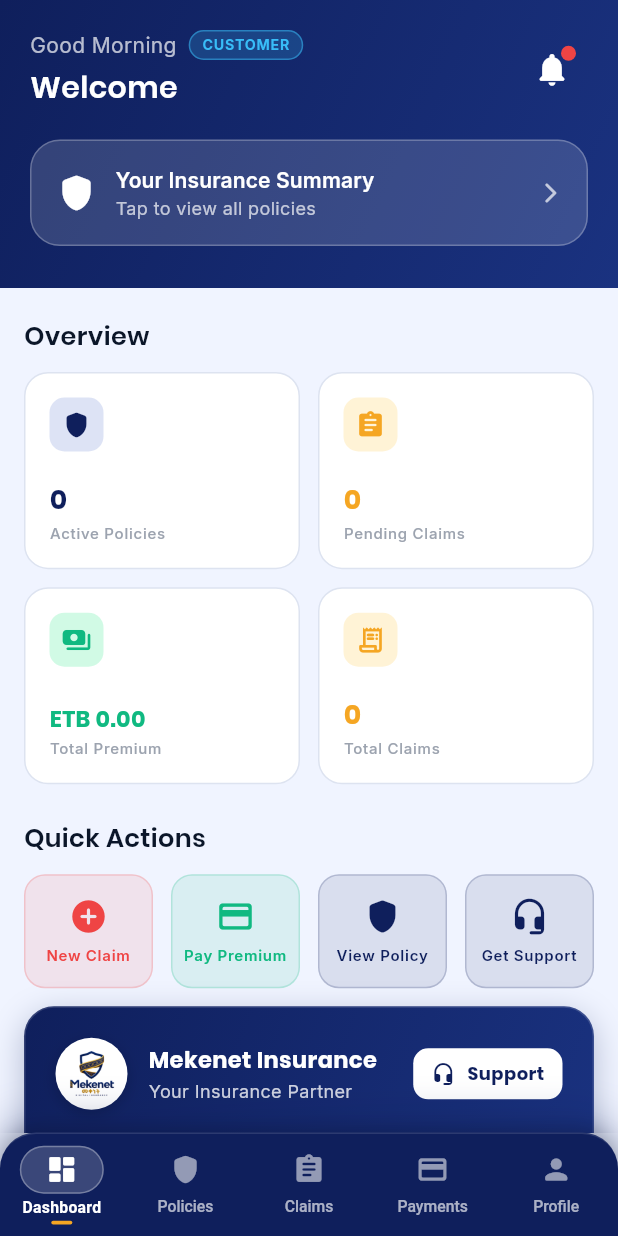
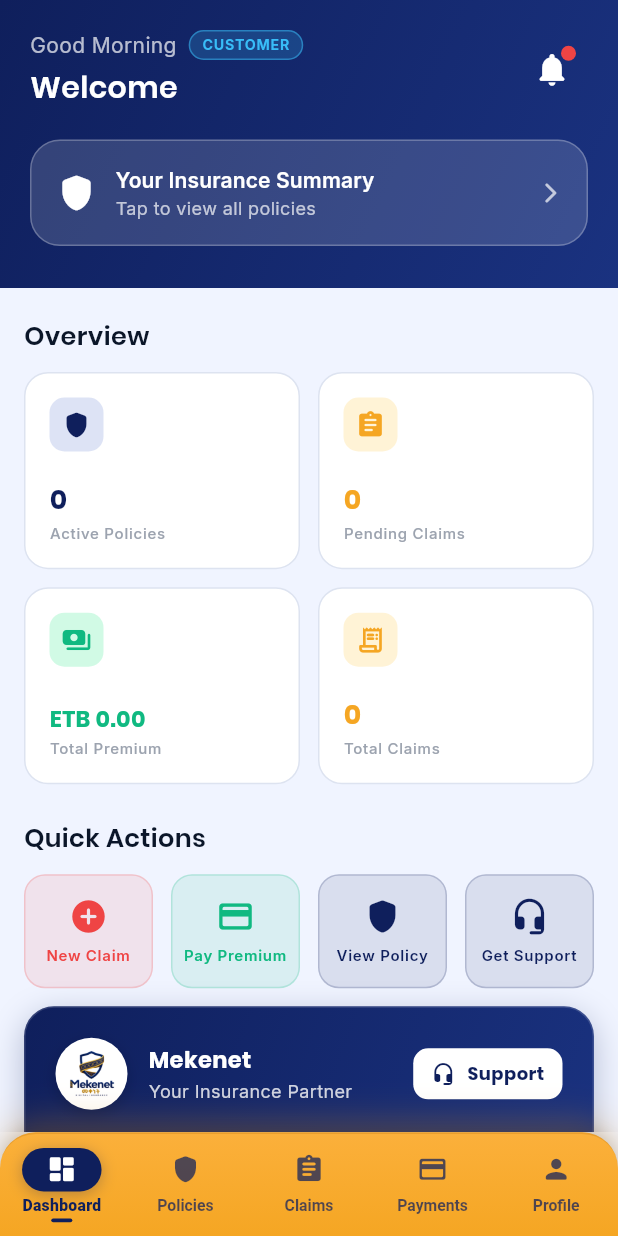
Before and after one commit to tesfish2012/mekenet-App, a Flutter app: the CreatePinPage screen opened by its route, after a tap on "Skip for now", on a phone screen of 412 x 824 dp. Run offline on Flutter 3.47's test engine with Material 3 defaults, Android fonts, the phone set to English and light mode, and no system bars; drawn by our look-alikes of flutter_animate; our stand-ins replace cached_network_image, connectivity_plus, dartz, dio, easy_localization, equatable and 17 more; missing offline and left inert: in_app_update; accounts and stored records are empty; network calls fail.

Commit message:
updates in Footer UI

```diff
--- a/lib/core/constants/app_constants.dart
+++ b/lib/core/constants/app_constants.dart
@@ -3,7 +3,7 @@ class AppConstants {
   AppConstants._();
 
   // App Info
-  static const String appName = 'Mekenet Insurance';
+  static const String appName = 'Mekenet';
   static const String appVersion = '1.0.0';
   static const String packageName = 'com.mekenetinsurance.mobile';
   static const String logoAsset = 'assets/images/logo.png';
--- a/lib/shared/widgets/app_shell.dart
+++ b/lib/shared/widgets/app_shell.dart
@@ -88,23 +88,31 @@ class _NavBar extends StatelessWidget {
   Widget build(BuildContext context) {
     return Container(
       decoration: BoxDecoration(
-        color: AppColors.primary,
+        color: AppColors.accent,
+        gradient: const LinearGradient(
+          begin: Alignment.topCenter,
+          end: Alignment.bottomCenter,
+          colors: [
+            Color(0xFFFBB03B),
+            Color(0xFFF5A623),
+          ],
+        ),
         borderRadius: const BorderRadius.vertical(top: Radius.circular(24)),
         border: Border(
           top: BorderSide(
-            color: Colors.white.withOpacity(0.12),
-            width: 1,
+            color: const Color(0xFFD4891A).withOpacity(0.45),
+            width: 1.2,
           ),
         ),
         boxShadow: [
           BoxShadow(
-            color: AppColors.primary.withOpacity(0.4),
-            blurRadius: 24,
+            color: const Color(0xFFD4891A).withOpacity(0.35),
+            blurRadius: 20,
             offset: const Offset(0, -6),
           ),
           BoxShadow(
-            color: Colors.black.withOpacity(0.18),
-            blurRadius: 10,
+            color: Colors.black.withOpacity(0.12),
+            blurRadius: 8,
             offset: const Offset(0, -2),
           ),
         ],
@@ -149,8 +157,8 @@ class _NavButton extends StatelessWidget {
       color: Colors.transparent,
       child: InkWell(
         onTap: onTap,
-        splashColor: Colors.white.withOpacity(0.12),
-        highlightColor: Colors.white.withOpacity(0.06),
+        splashColor: AppColors.primary.withOpacity(0.15),
+        highlightColor: AppColors.primary.withOpacity(0.08),
         borderRadius: BorderRadius.circular(16),
         child: Column(
           mainAxisAlignment: MainAxisAlignment.center,
@@ -164,22 +172,25 @@ class _NavButton extends StatelessWidget {
               ),
               decoration: BoxDecoration(
                 color: isSelected
-                    ? Colors.white.withOpacity(0.18)
+                    ? AppColors.primary
                     : Colors.transparent,
                 borderRadius: BorderRadius.circular(20),
-                border: isSelected
-                    ? Border.all(
-                        color: Colors.white.withOpacity(0.3),
-                        width: 1,
-                      )
+                boxShadow: isSelected
+                    ? [
+                        BoxShadow(
+                          color: AppColors.primary.withOpacity(0.28),
+                          blurRadius: 8,
+                          offset: const Offset(0, 2),
+                        ),
+                      ]
                     : null,
               ),
               child: Icon(
                 item.icon,
-                size: 22,
+                size: 21,
                 color: isSelected
                     ? Colors.white
-                    : Colors.white.withOpacity(0.55),
+                    : AppColors.primary.withOpacity(0.72),
               ),
             ),
             const SizedBox(height: 3),
@@ -187,10 +198,10 @@ class _NavButton extends StatelessWidget {
               duration: const Duration(milliseconds: 250),
               style: TextStyle(
                 fontSize: 10.5,
-                fontWeight: isSelected ? FontWeight.w700 : FontWeight.w500,
+                fontWeight: isSelected ? FontWeight.w800 : FontWeight.w600,
                 color: isSelected
-                    ? Colors.white
-                    : Colors.white.withOpacity(0.65),
+                    ? AppColors.primary
+                    : AppColors.primary.withOpacity(0.72),
                 letterSpacing: isSelected ? 0.2 : 0,
               ),
               child: Text(
@@ -206,7 +217,7 @@ class _NavButton extends StatelessWidget {
               width: isSelected ? 14 : 0,
               height: 2.5,
               decoration: BoxDecoration(
-                color: isSelected ? AppColors.accent : Colors.transparent,
+                color: isSelected ? AppColors.primary : Colors.transparent,
                 borderRadius: BorderRadius.circular(2),
               ),
             ),
```
